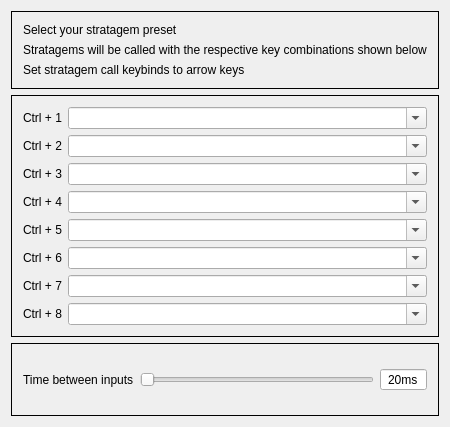
stdNullPtr/StrataBro, file src/MainWindow.ui: the form before one commit.
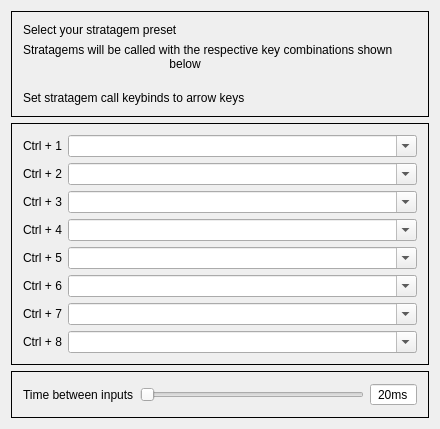
The form after the commit.

Diff of the .ui file:
```diff
--- a/src/MainWindow.ui
+++ b/src/MainWindow.ui
@@ -31,7 +31,9 @@
        <item>
         <widget class="QLabel" name="label_2">
          <property name="text">
-          <string>Stratagems will be called with the respective key combinations shown below</string>
+                                        <string>Stratagems will be called with the respective key combinations shown
+                                            below
+                                        </string>
          </property>
         </widget>
        </item>
```
Lines whose indentation alone changed are shown as unchanged.
